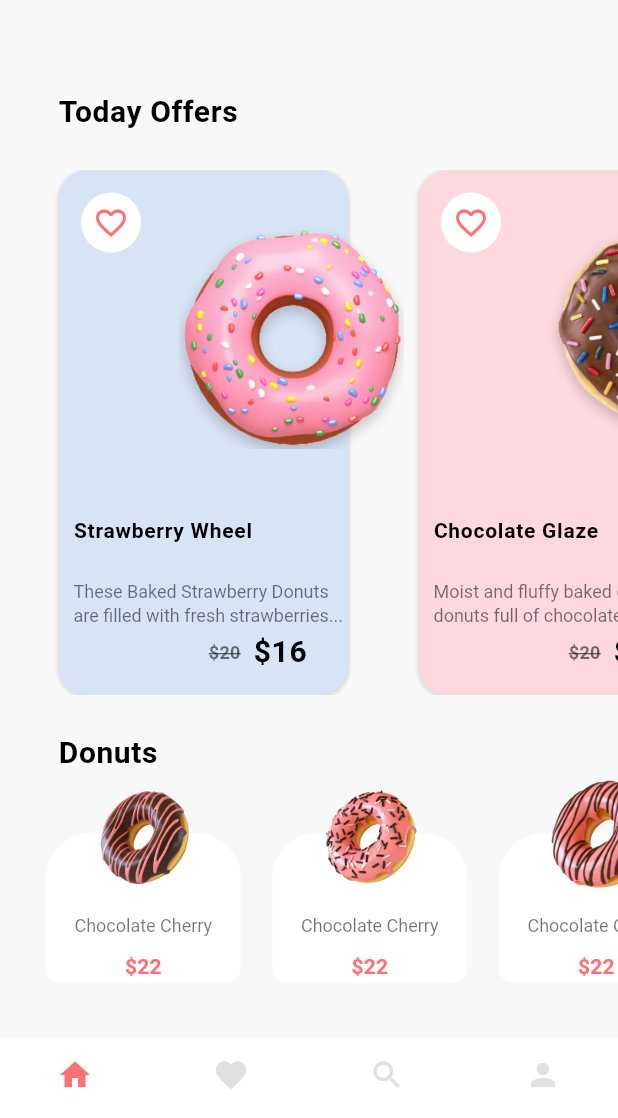
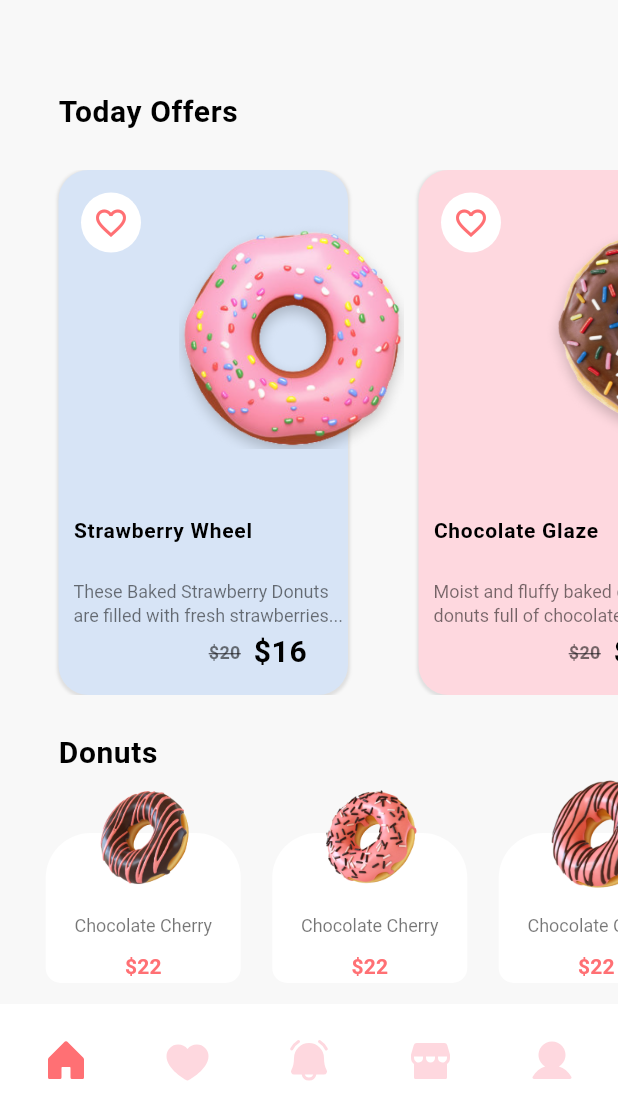
Before and after one commit to AmirmahdiNourkazemi/gonuts_app_ui, a Flutter app: the screen it shows after launch, on a phone screen of 412 x 824 dp, the part 118-1236 px from its top. Run offline on Flutter 3.47's test engine with Material 3 defaults, Android fonts, the phone set to English and light mode, and no system bars; drawn by our look-alikes of dot_navigation_bar; our stand-ins replace flutter_phosphor_icons.

Commit message:
style:add phosphor icon for button

```diff
--- a/lib/home_screen.dart
+++ b/lib/home_screen.dart
@@ -1,5 +1,6 @@
 import 'package:dot_navigation_bar/dot_navigation_bar.dart';
 import 'package:flutter/material.dart';
+import 'package:flutter_phosphor_icons/flutter_phosphor_icons.dart';
 import 'package:gonuts/constant/color.dart';
 import 'package:gonuts/widget/donut_card.dart';
 import 'package:gonuts/widget/search_widget.dart';
@@ -106,7 +107,7 @@ class _HomeScreenState extends State<HomeScreen> with TickerProviderStateMixin {
         currentIndex: _SelectedTab.values.indexOf(_selectedTab),
         dotIndicatorColor: Colors.white,
 
-        itemPadding: EdgeInsets.symmetric(horizontal: 30),
+        itemPadding: const EdgeInsets.symmetric(horizontal: 20, vertical: 10),
         enablePaddingAnimation: true,
         unselectedItemColor: Colors.grey[300],
         splashBorderRadius: 60,
@@ -115,26 +116,50 @@ class _HomeScreenState extends State<HomeScreen> with TickerProviderStateMixin {
         items: [
           /// Home
           DotNavigationBarItem(
-            icon: Icon(Icons.home),
+            icon: const Icon(
+              PhosphorIcons.house_fill,
+              size: 32,
+            ),
             selectedColor: AppColors.primaryColor,
+            unselectedColor: AppColors.onOrimaryColor,
           ),
 
           /// Likes
           DotNavigationBarItem(
-            icon: Icon(Icons.favorite),
+            icon: const Icon(
+              PhosphorIcons.heart_fill,
+              size: 32,
+            ),
             selectedColor: AppColors.primaryColor,
+            unselectedColor: AppColors.onOrimaryColor,
           ),
 
           /// Search
           DotNavigationBarItem(
-            icon: Icon(Icons.search),
+            icon: const Icon(
+              PhosphorIcons.bell_ringing_fill,
+              size: 32,
+            ),
             selectedColor: AppColors.primaryColor,
+            unselectedColor: AppColors.onOrimaryColor,
+          ),
+          DotNavigationBarItem(
+            icon: const Icon(
+              PhosphorIcons.storefront_fill,
+              size: 32,
+            ),
+            selectedColor: AppColors.primaryColor,
+            unselectedColor: AppColors.onOrimaryColor,
           ),
 
           /// Profile
           DotNavigationBarItem(
-            icon: Icon(Icons.person),
+            icon: const Icon(
+              PhosphorIcons.user_fill,
+              size: 32,
+            ),
             selectedColor: AppColors.primaryColor,
+            unselectedColor: AppColors.onOrimaryColor,
           ),
         ],
       ),
@@ -187,4 +212,4 @@ class OfferBuilder extends StatelessWidget {
   }
 }
 
-enum _SelectedTab { home, favorite, search, person }
+enum _SelectedTab { home, favorite, bell, store, person }
--- a/pubspec.yaml
+++ b/pubspec.yaml
@@ -36,6 +36,7 @@ dependencies:
   # Use with the CupertinoIcons class for iOS style icons.
   cupertino_icons: ^1.0.2
   dot_navigation_bar: ^1.0.2
+  flutter_phosphor_icons: ^0.0.1+6
 
 dev_dependencies:
   flutter_test:
```
Also changed, not shown: pubspec.lock.
